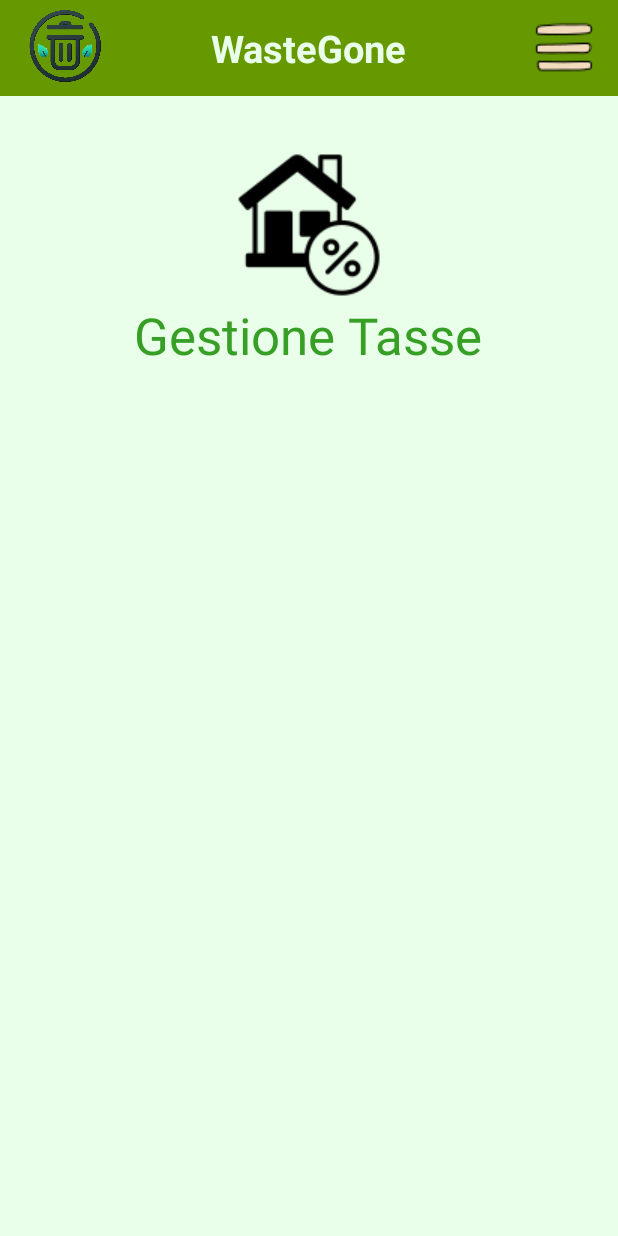
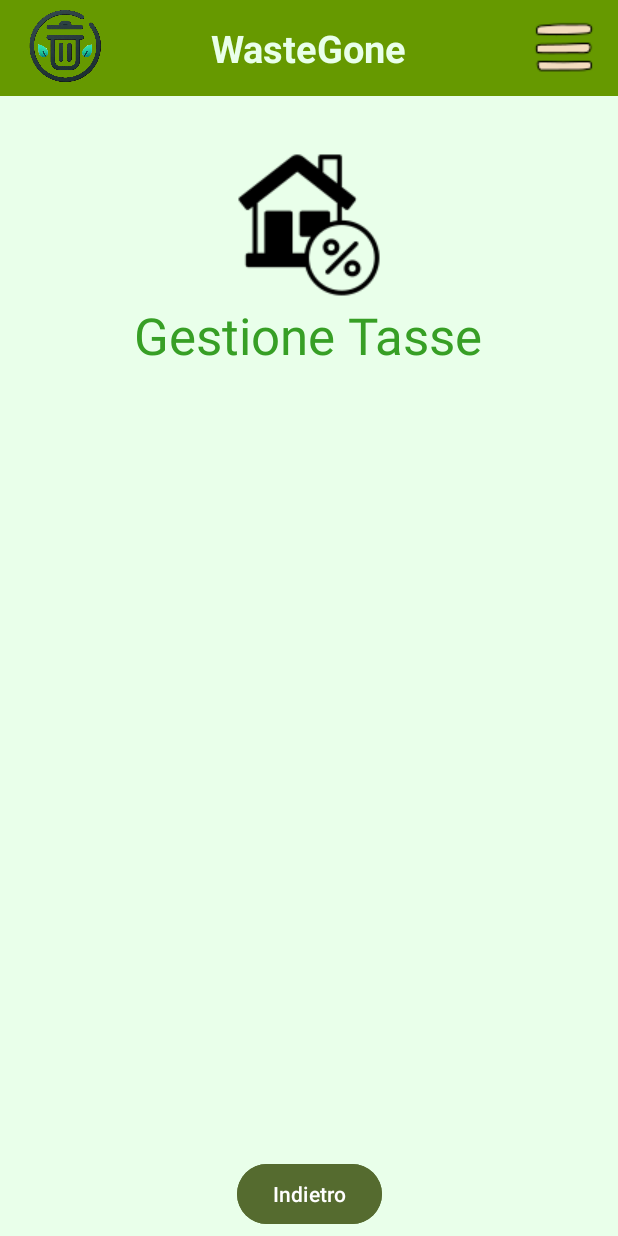
Before and after one commit to Tensa53/WasteGone, an Android app: the TasseActivity screen opened directly, with no data from a screen before it, on a phone screen of 412 x 824 dp. Run offline under Robolectric (Android 15) with nearby library versions, the phone set to English and light mode, and no system bars; our stand-ins replace Firebase (no records; nobody signed in at launch, a user with empty details on screens opened directly).

Commit message:
Fix: Aggiunta pulsante e modifiche al codice in TasseActivity e relativi layout

```diff
--- a/app/src/main/java/it/giga/wastegone/gestioneEventiSensibilizzazione/application/activity/TasseActivity.java
+++ b/app/src/main/java/it/giga/wastegone/gestioneEventiSensibilizzazione/application/activity/TasseActivity.java
@@ -15,6 +15,7 @@ import com.google.firebase.auth.FirebaseAuth;
 
 import java.util.ArrayList;
 import java.util.List;
+import android.widget.Button;
 
 import it.giga.wastegone.R;
 import it.giga.wastegone.gestioneEventiSensibilizzazione.application.logic.TassaAdapter;
@@ -26,6 +27,7 @@ public class TasseActivity extends AppCompatActivity {
     private RecyclerView recyclerViewTasse;
     private TassaAdapter tassaAdapter;
     private List<Tassa> tasseList;
+    private Button btnIndietro;
 
     @Override
     protected void onCreate(Bundle savedInstanceState) {
@@ -40,6 +42,8 @@ public class TasseActivity extends AppCompatActivity {
             return insets;
         });
 
+        btnIndietro = findViewById(R.id.btnIndietro);
+
         // Configura il RecyclerView
         recyclerViewTasse = findViewById(R.id.recyclerViewTasse);
         recyclerViewTasse.setLayoutManager(new LinearLayoutManager(this));
@@ -49,6 +53,9 @@ public class TasseActivity extends AppCompatActivity {
         FirebaseTassaDAO firebaseTassaDAO = new FirebaseTassaDAO();
         tassaAdapter = new TassaAdapter(this, tasseList, firebaseTassaDAO);
         recyclerViewTasse.setAdapter(tassaAdapter);
+
+        //Listener per tornare indietro quando viene premuto il bottone Indietro
+        btnIndietro.setOnClickListener(v -> finish());
 
         // Carica i dati dal database
         loadTasseFromDatabase();
--- a/app/src/main/res/layout/activity_pagamento_tassa.xml
+++ b/app/src/main/res/layout/activity_pagamento_tassa.xml
@@ -113,7 +113,7 @@
         android:layout_height="wrap_content"
         android:layout_marginStart="31dp"
         android:layout_marginBottom="12dp"
-        android:text="Metodo di Pagamento"
+        android:text="Sezione Pagamento"
         android:textColor="#379F25"
         android:textSize="24sp"
         app:layout_constraintBottom_toTopOf="@+id/cardView"
--- a/app/src/main/res/layout/activity_tasse.xml
+++ b/app/src/main/res/layout/activity_tasse.xml
@@ -57,4 +57,19 @@
         app:layout_constraintStart_toStartOf="parent"
         app:layout_constraintTop_toBottomOf="@+id/tvTesto" />
 
+    <Button
+        android:id="@+id/btnIndietro"
+        android:layout_width="wrap_content"
+        android:layout_height="wrap_content"
+        android:layout_marginStart="164dp"
+        android:layout_marginTop="15dp"
+        android:layout_marginEnd="163dp"
+        android:backgroundTint="@color/dgreen"
+        android:text="Indietro"
+        app:layout_constraintBottom_toBottomOf="parent"
+        app:layout_constraintEnd_toEndOf="parent"
+        app:layout_constraintStart_toStartOf="parent"
+        app:layout_constraintTop_toBottomOf="@+id/recyclerViewTasse" />
+
+
 </androidx.constraintlayout.widget.ConstraintLayout>
```
